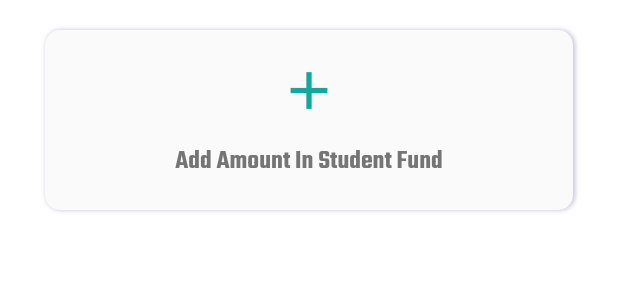
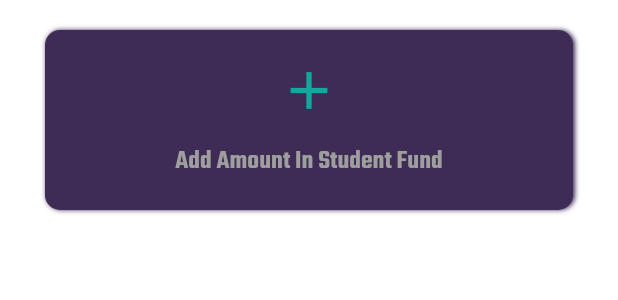
Before and after one commit to shafiquecbl/cafe_management-V1.0, a Flutter app: the GridDashboard widget shown alone on an empty page, opened directly, on a phone screen of 412 x 824 dp. Shown: the top 300 px of the screen. Run offline on Flutter 3.47's test engine with Material 2 defaults, Android fonts, the phone set to English and light mode, and no system bars; our stand-ins replace cloud_firestore, firebase_auth, firebase_core, flutter_offline, flutter_spinkit, flutter_svg and 3 more; missing offline and left inert: flutter_full_pdf_viewer; accounts and stored records are empty.

Commit message:
Project Completed

```diff
--- a/lib/constants.dart
+++ b/lib/constants.dart
@@ -1,5 +1,6 @@
 import 'package:flutter/material.dart';
 import 'package:cafe_management/size_config.dart';
+import 'package:google_fonts/google_fonts.dart';
 
 const kPrimaryColor = Color(0xFF492E7D);
 const kGreenColor = Color(0xFF388E3C);
@@ -11,6 +12,8 @@ const kProfileColor = Color(0xFF2B2B2B);
 const kTextFieldColor = Color(0xFF12A89D);
 const kSecondaryColor = Color(0xFF979797);
 const kTextColor = Color(0xFF757575);
+const kDashboardColor = Color(0xFF2E1948);
+const kCardColor = Color(0xFF3F2C56);
 
 final headingStyle = TextStyle(
   fontSize: getProportionateScreenWidth(28),
@@ -18,6 +21,9 @@ final headingStyle = TextStyle(
   color: Colors.black,
   height: 1.5,
 );
+
+final stylee = GoogleFonts.teko(
+    fontWeight: FontWeight.w600, fontSize: 18, color: Colors.grey[500]);
 
 // Form Error
 final RegExp emailValidatorRegExp =
--- a/lib/screens/Faculty Home Screen/components/Add Amount in Student Fund/add_amount_form.dart
+++ b/lib/screens/Faculty Home Screen/components/Add Amount in Student Fund/add_amount_form.dart
@@ -2,7 +2,6 @@ import 'package:flutter/material.dart';
 import 'package:cafe_management/components/custom_surfix_icon.dart';
 import 'package:cafe_management/components/default_button.dart';
 import 'package:cafe_management/components/form_error.dart';
-import 'package:cafe_management/constants.dart';
 import 'package:cafe_management/size_config.dart';
 import 'package:cafe_management/widgets/alert_dialog.dart';
 import 'package:cafe_management/widgets/outline_input_border.dart';
--- a/lib/screens/Faculty Home Screen/components/body.dart
+++ b/lib/screens/Faculty Home Screen/components/body.dart
@@ -1,3 +1,4 @@
+import 'package:cafe_management/constants.dart';
 import 'package:cafe_management/screens/sign_in/sign_in_screen.dart';
 import 'package:cafe_management/widgets/snack_bar.dart';
 import 'package:flutter/cupertino.dart';
@@ -17,6 +18,7 @@ class _BodyState extends State<Body> {
   @override
   Widget build(BuildContext context) {
     return Scaffold(
+      backgroundColor: kPrimaryColor,
       body: Column(
         children: <Widget>[
           SizedBox(
@@ -51,6 +53,7 @@ class _BodyState extends State<Body> {
                   alignment: Alignment.topCenter,
                   icon: Icon(
                     Icons.logout,
+                    color: kOfferBackColor,
                   ),
                   onPressed: () {
                     confirmSignout(context);
--- a/lib/screens/Faculty Home Screen/components/griddashboard.dart
+++ b/lib/screens/Faculty Home Screen/components/griddashboard.dart
@@ -1,6 +1,5 @@
 import 'package:cafe_management/constants.dart';
 import 'package:flutter/material.dart';
-import 'package:google_fonts/google_fonts.dart';
 import 'package:flutter_staggered_grid_view/flutter_staggered_grid_view.dart';
 import 'Add Amount in Student Fund/add_amount.dart';
 
@@ -32,12 +31,12 @@ class GridDashboard extends StatelessWidget {
       child: Container(
         decoration: BoxDecoration(boxShadow: [
           BoxShadow(
-            color: kPrimaryColor.withOpacity(0.3),
+            color: kCardColor,
             spreadRadius: 0,
             blurRadius: 2,
             offset: Offset(1, 0),
           )
-        ], color: Colors.grey[50], borderRadius: BorderRadius.circular(10)),
+        ], color: kCardColor, borderRadius: BorderRadius.circular(10)),
         child: Column(
           mainAxisAlignment: MainAxisAlignment.center,
           children: <Widget>[
@@ -52,8 +51,7 @@ class GridDashboard extends StatelessWidget {
             Text(
               "Add Amount In Student Fund",
               textAlign: TextAlign.center,
-              style:
-                  GoogleFonts.teko(fontWeight: FontWeight.w600, fontSize: 18),
+              style: stylee,
             ),
           ],
         ),
--- a/lib/widgets/customAppBar.dart
+++ b/lib/widgets/customAppBar.dart
@@ -1,6 +1,5 @@
 import 'package:flutter/material.dart';
 import 'package:cafe_management/constants.dart';
-import 'package:google_fonts/google_fonts.dart';
 
 customAppBar(
   text,
```
Also changed, not shown: lib/screens/Home_Screen/components/body.dart (+6 -1 lines), lib/screens/Home_Screen/components/griddashboard.dart (+6 -9 lines).
